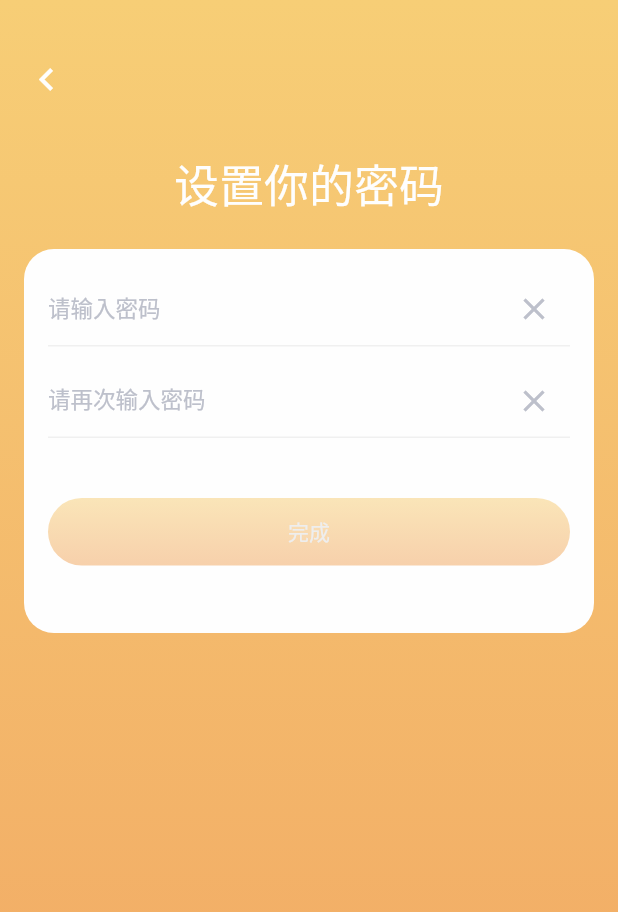
After one commit to chiuhol/billsmac_app, a Flutter app: the setPwdPage screen opened directly, on a phone screen of 412 x 824 dp. The commit adds this screen. Shown: the top 912 px of the screen. Run offline on Flutter 3.47's test engine with Material 2 defaults, Android fonts, the phone set to English and light mode, and no system bars; drawn by our look-alikes of oktoast; our stand-ins replace cached_network_image, charts_flutter, cloud_firestore, connectivity, device_info, dio and 12 more; missing offline and left inert: apifm, city_pickers, flutter_cupertino_date_picker, gesture_password, image_crop; accounts and stored records are empty; network calls fail; statements that could not run were skipped.

Commit message:
2020-2-16

```diff
--- a/lib/Page/RegisterPage.dart
+++ b/lib/Page/RegisterPage.dart
@@ -18,8 +18,6 @@ class _RegisterPageState extends State<RegisterPage> {
   TextEditingController _photoController = TextEditingController();
 
   void getCode() async {
-//    var res2 = await Apifm.queryMobileLocation("13537164838");
-//    print(res2);
     if (!CommonUtil.isPhoneNo(_phoneController.text)) {
       CommonUtil.showMyToast("请输入正确的手机号码");
       return;
@@ -103,6 +101,8 @@ class _RegisterPageState extends State<RegisterPage> {
     return Scaffold(
         body: Stack(children: <Widget>[
       new Container(
+          width: double.infinity,
+          height: double.infinity,
           decoration: BoxDecoration(
               gradient: LinearGradient(
             colors: [MyColors.orange_76, MyColors.orange_62],
--- /dev/null
+++ b/lib/Page/setPwdPage.dart
@@ -0,0 +1,185 @@
+import 'package:billsmac_app/Common/CommonInsert.dart';
+import 'package:apifm/apifm.dart' as Apifm;
+import 'package:flutter/services.dart';
+
+import 'HomeMainPage.dart';
+
+///Author:chiuhol
+///2020-2-2
+
+class setPwdPage extends StatefulWidget {
+  final String phoneNum;
+  final String code;
+
+  setPwdPage({this.phoneNum, this.code});
+
+  @override
+  _setPwdPageState createState() => _setPwdPageState();
+}
+
+class _setPwdPageState extends State<setPwdPage> {
+  TextEditingController _pwdController = TextEditingController();
+  TextEditingController _againPwdController = TextEditingController();
+
+  @protected
+  _submit() async {
+    if (_pwdController.text == '') {
+      CommonUtil.showMyToast("请输入密码");
+      return;
+    }
+    if (_pwdController.text != _againPwdController.text) {
+      CommonUtil.showMyToast("两次密码输入不一致");
+      return;
+    }
+    var res2 = await Apifm.register_mobile({
+      "code": widget.code,
+      'mobile': widget.phoneNum,
+      'pwd': _againPwdController.text
+    });
+    if (res2["code"] == 0) {
+      CommonUtil.showMyToast("注册成功");
+      CommonUtil.openPage(context, HomeMainPage());
+    } else {
+      CommonUtil.showMyToast(res2["msg"]);
+    }
+  }
+
+  @override
+  Widget build(BuildContext context) {
+    return Scaffold(
+        body: Stack(children: <Widget>[
+      new Container(
+          width: double.infinity,
+          height: double.infinity,
+          decoration: BoxDecoration(
+              gradient: LinearGradient(
+            colors: [MyColors.orange_76, MyColors.orange_62],
+            begin: Alignment.topCenter,
+            end: Alignment.bottomCenter,
+          )),
+          child: SingleChildScrollView(
+              physics: BouncingScrollPhysics(
+                  parent: AlwaysScrollableScrollPhysics()),
+              child: Column(children: <Widget>[
+                new Container(
+                    padding: EdgeInsets.only(top: 100.0, bottom: 10.0),
+                    alignment: Alignment.center,
+                    child: new Text(
+                      '设置你的密码',
+                      textAlign: TextAlign.left,
+                      style:
+                          TextStyle(color: MyColors.white_fe, fontSize: 30.0),
+                    )),
+                SizedBox(height: 12),
+                new Container(
+                    padding: EdgeInsets.only(
+                        top: 16, left: 16, right: 16, bottom: 45),
+                    margin: EdgeInsets.only(left: 16, right: 16),
+                    decoration: BoxDecoration(
+                        color: MyColors.white_fe,
+                        borderRadius: BorderRadius.all(Radius.circular(20))),
+                    child: Column(children: <Widget>[
+                      new Container(
+                          decoration: new BoxDecoration(
+                              border: new Border(
+                                  bottom: BorderSide(
+                                      color: Color.fromARGB(255, 240, 240, 240),
+                                      width: 1.0))),
+                          child: new TextFormField(
+                              controller: _pwdController,
+                              cursorColor: MyColors.orange_68,
+                              keyboardType: TextInputType.visiblePassword,
+                              decoration: new InputDecoration(
+                                  hintText: '请输入密码',
+                                  hintStyle: TextStyle(
+                                      fontSize: 15.0, color: MyColors.grey_cb),
+                                  border: InputBorder.none,
+                                  suffixIcon: new IconButton(
+                                      icon: GestureDetector(
+                                          behavior: HitTestBehavior.translucent,
+                                          onTap: () {
+                                            setState(() {
+                                              _pwdController.text = '';
+                                            });
+                                          },
+                                          child: Icon(
+                                            Icons.close,
+                                            color: MyColors.grey_cb,
+                                          )))),
+                              onFieldSubmitted: (value) {})),
+                      SizedBox(height: 12),
+                      new Container(
+                          decoration: new BoxDecoration(
+                              border: new Border(
+                                  bottom: BorderSide(
+                                      color: Color.fromARGB(255, 240, 240, 240),
+                                      width: 1.0))),
+                          child: new TextFormField(
+                              controller: _againPwdController,
+                              keyboardType: TextInputType.visiblePassword,
+                              cursorColor: MyColors.orange_68,
+                              decoration: new InputDecoration(
+                                  hintText: '请再次输入密码',
+                                  hintStyle: TextStyle(
+                                      fontSize: 15.0, color: MyColors.grey_cb),
+                                  border: InputBorder.none,
+                                  suffixIcon: new IconButton(
+                                      icon: GestureDetector(
+                                          behavior: HitTestBehavior.translucent,
+                                          onTap: () {
+                                            setState(() {
+                                              _againPwdController.text = '';
+                                            });
+                                          },
+                                          child: Icon(
+                                            Icons.close,
+                                            color: MyColors.grey_cb,
+                                          )))),
+                              onFieldSubmitted: (value) {})),
+                      new Container(
+                          height: 45.0,
+                          margin: EdgeInsets.only(top: 40.0),
+                          decoration: BoxDecoration(
+                              borderRadius:
+                                  BorderRadius.all(Radius.circular(45)),
+                              gradient: LinearGradient(
+                                colors: [
+                                  MyColors.orange_b8,
+                                  MyColors.orange_ab
+                                ],
+                                begin: Alignment.topCenter,
+                                end: Alignment.bottomCenter,
+                              )),
+                          child: new SizedBox.expand(
+                              child: new RaisedButton(
+                            onPressed: _submit,
+                            color: Colors.transparent,
+                            elevation: 0,
+                            // 正常时阴影隐藏
+                            highlightElevation: 0,
+                            // 点击时阴影隐藏
+                            child: new Text('完成',
+                                style: TextStyle(
+                                    fontSize: 14.0, color: MyColors.white_ee)),
+                            shape: new RoundedRectangleBorder(
+                                borderRadius: new BorderRadius.circular(45.0)),
+                          )))
+                    ]))
+              ]))),
+      Positioned(
+        top: 38,
+        left: 16,
+        child: GestureDetector(
+            behavior: HitTestBehavior.translucent,
+            onTap: () {
+              CommonUtil.closePage(context);
+            },
+            child: Icon(
+              Icons.keyboard_arrow_left,
+              size: 30,
+              color: MyColors.white_fe,
+            )),
+      )
+    ]));
+  }
+}
```
Also changed, not shown: lib/Page/ResetPasswordPage.dart (+150 -60 lines), lib/Page/VerificationCodePage.dart (+5 -12 lines).
